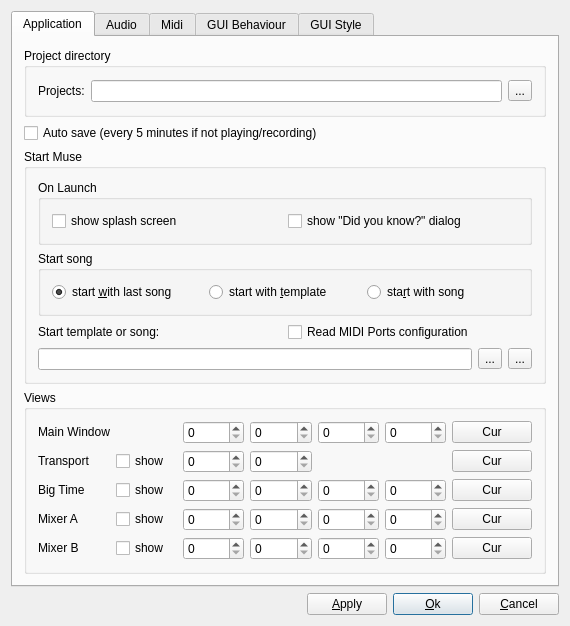
emrum/muse, file muse2/muse/widgets/gensetbase.ui: the form before one commit.
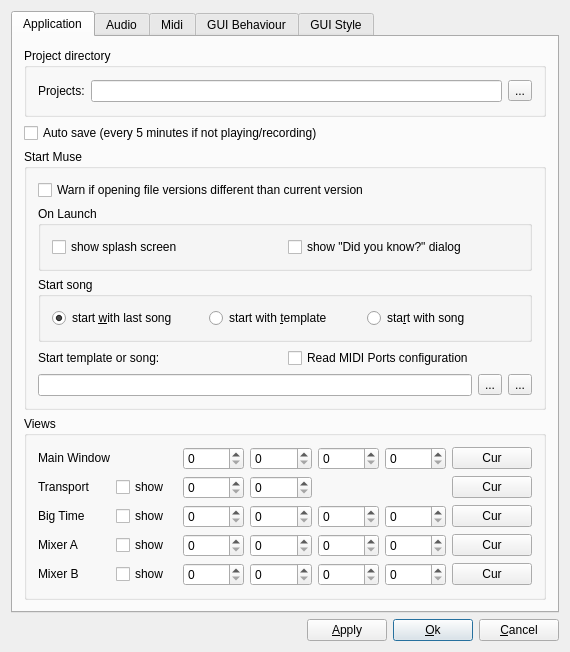
The form after the commit. The open tabs and pages were chosen to show the change.

Commit message: Add file version warning and update shared files.

```diff
--- a/muse2/muse/widgets/gensetbase.ui
+++ b/muse2/muse/widgets/gensetbase.ui
@@ -36,7 +36,7 @@
           <string>Start Muse</string>
          </property>
          <layout class="QGridLayout">
-          <item row="0" column="0">
+          <item row="1" column="0">
            <layout class="QGridLayout" name="gridLayout11">
             <item row="3" column="0" colspan="2">
              <layout class="QHBoxLayout" name="qhboxStartSong">
@@ -153,6 +153,13 @@
             </item>
            </layout>
           </item>
+          <item row="0" column="0">
+           <widget class="QCheckBox" name="warnOnFileVersionsCheckBox">
+            <property name="text">
+             <string>Warn if opening file versions different than current version</string>
+            </property>
+           </widget>
+          </item>
          </layout>
         </widget>
        </item>
```
Left out of the diff: 17 changed lines with no effect on the pictures. The commit also changes 66 other files.
